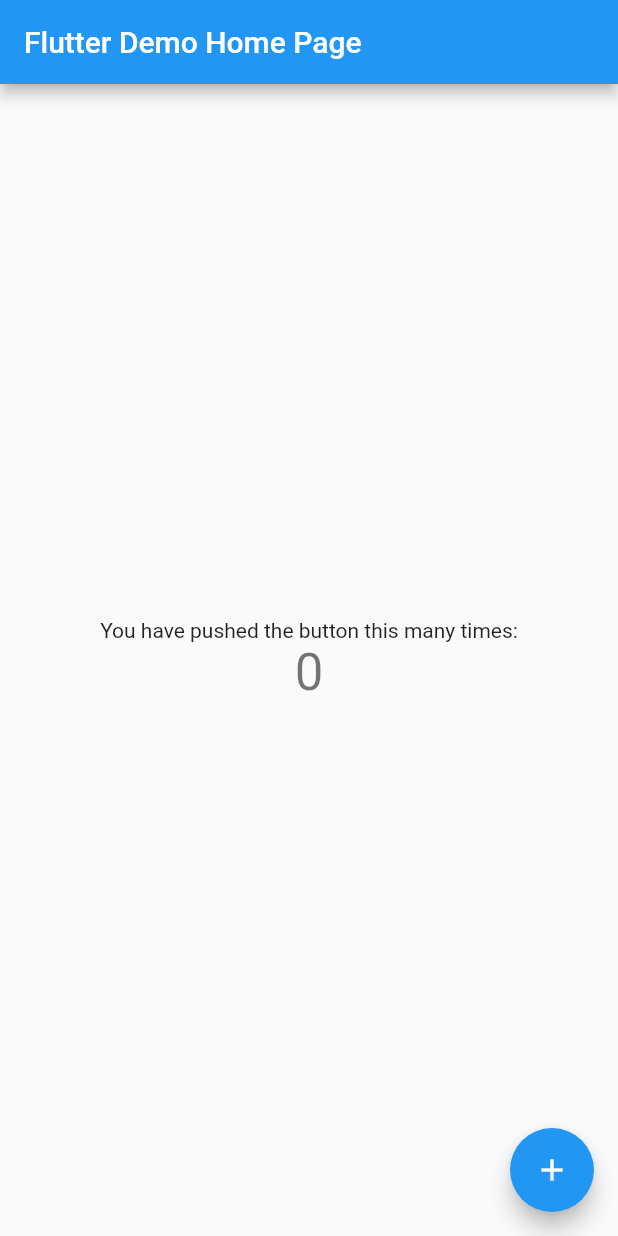
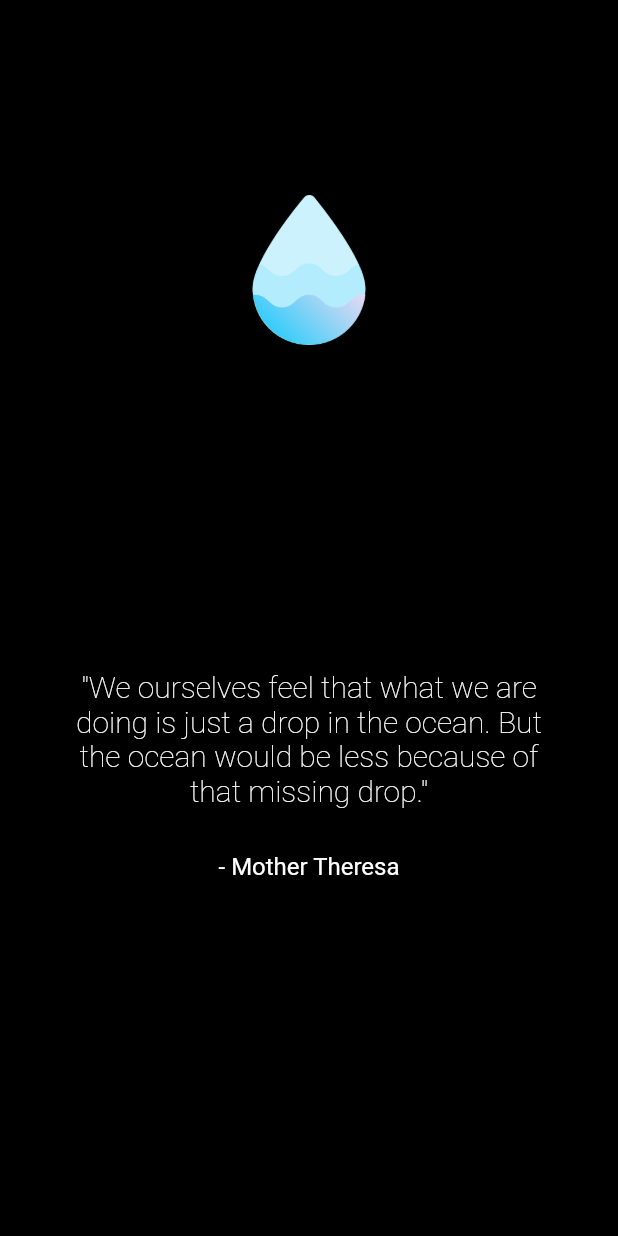
Before and after one commit to thank-tank/mobile, a Flutter app: the screen it shows after launch, on a phone screen of 412 x 824 dp. Run offline on Flutter 3.47's test engine with Material 2 defaults, Android fonts, the phone set to English and light mode, and no system bars.

Commit message:
basic user auth, user onboarding, default home screen view configured

```diff
--- a/lib/main.dart
+++ b/lib/main.dart
@@ -1,117 +1,16 @@
 import 'package:flutter/material.dart';
+import 'package:swim/src/onboard/welcome.dart';
+import 'package:swim/src/utils/constants.dart';
 
 void main() {
-  runApp(MyApp());
+  runApp(
+    MaterialApp(
+      debugShowCheckedModeBanner: false,
+      theme: defaultTheme,
+      initialRoute: '/',
+      routes: {
+        '/': (context) => Welcome(),
+      }
+    )
+  );
 }
-
-class MyApp extends StatelessWidget {
-  // This widget is the root of your application.
-  @override
-  Widget build(BuildContext context) {
-    return MaterialApp(
-      title: 'Flutter Demo',
-      theme: ThemeData(
-        // This is the theme of your application.
-        //
-        // Try running your application with "flutter run". You'll see the
-        // application has a blue toolbar. Then, without quitting the app, try
-        // changing the primarySwatch below to Colors.green and then invoke
-        // "hot reload" (press "r" in the console where you ran "flutter run",
-        // or simply save your changes to "hot reload" in a Flutter IDE).
-        // Notice that the counter didn't reset back to zero; the application
-        // is not restarted.
-        primarySwatch: Colors.blue,
-        // This makes the visual density adapt to the platform that you run
-        // the app on. For desktop platforms, the controls will be smaller and
-        // closer together (more dense) than on mobile platforms.
-        visualDensity: VisualDensity.adaptivePlatformDensity,
-      ),
-      home: MyHomePage(title: 'Flutter Demo Home Page'),
-    );
-  }
-}
-
-class MyHomePage extends StatefulWidget {
-  MyHomePage({Key key, this.title}) : super(key: key);
-
-  // This widget is the home page of your application. It is stateful, meaning
-  // that it has a State object (defined below) that contains fields that affect
-  // how it looks.
-
-  // This class is the configuration for the state. It holds the values (in this
-  // case the title) provided by the parent (in this case the App widget) and
-  // used by the build method of the State. Fields in a Widget subclass are
-  // always marked "final".
-
-  final String title;
-
-  @override
-  _MyHomePageState createState() => _MyHomePageState();
-}
-
-class _MyHomePageState extends State<MyHomePage> {
-  int _counter = 0;
-
-  void _incrementCounter() {
-    setState(() {
-      // This call to setState tells the Flutter framework that something has
-      // changed in this State, which causes it to rerun the build method below
-      // so that the display can reflect the updated values. If we changed
-      // _counter without calling setState(), then the build method would not be
-      // called again, and so nothing would appear to happen.
-      _counter++;
-    });
-  }
-
-  @override
-  Widget build(BuildContext context) {
-    // This method is rerun every time setState is called, for instance as done
-    // by the _incrementCounter method above.
-    //
-    // The Flutter framework has been optimized to make rerunning build methods
-    // fast, so that you can just rebuild anything that needs updating rather
-    // than having to individually change instances of widgets.
-    return Scaffold(
-      appBar: AppBar(
-        // Here we take the value from the MyHomePage object that was created by
-        // the App.build method, and use it to set our appbar title.
-        title: Text(widget.title),
-      ),
-      body: Center(
-        // Center is a layout widget. It takes a single child and positions it
-        // in the middle of the parent.
-        child: Column(
-          // Column is also a layout widget. It takes a list of children and
-          // arranges them vertically. By default, it sizes itself to fit its
-          // children horizontally, and tries to be as tall as its parent.
-          //
-          // Invoke "debug painting" (press "p" in the console, choose the
-          // "Toggle Debug Paint" action from the Flutter Inspector in Android
-          // Studio, or the "Toggle Debug Paint" command in Visual Studio Code)
-          // to see the wireframe for each widget.
-          //
-          // Column has various properties to control how it sizes itself and
-          // how it positions its children. Here we use mainAxisAlignment to
-          // center the children vertically; the main axis here is the vertical
-          // axis because Columns are vertical (the cross axis would be
-          // horizontal).
-          mainAxisAlignment: MainAxisAlignment.center,
-          children: <Widget>[
-            Text(
-              'You have pushed the button this many times:',
-            ),
-            Text(
-              '$_counter',
-              style: Theme.of(context).textTheme.headline4,
-            ),
-          ],
-        ),
-      ),
-      floatingActionButton: FloatingActionButton(
-        onPressed: _incrementCounter,
-        tooltip: 'Increment',
-        child: Icon(Icons.add),
-      ), // This trailing comma makes auto-formatting nicer for build methods.
-    );
-  }
-}
--- /dev/null
+++ b/lib/src/onboard/welcome.dart
@@ -0,0 +1,52 @@
+import 'package:flutter/material.dart';
+import 'package:swim/src/onboard/auth.dart';
+
+class Welcome extends StatefulWidget {
+  Welcome();
+
+  @override
+  _WelcomeState createState() => _WelcomeState();
+}
+
+class _WelcomeState extends State<Welcome> {
+  @override
+  Widget build(BuildContext context) {
+    return Scaffold(
+      resizeToAvoidBottomInset: false,
+      body: GestureDetector(
+        onTap: () {
+          Navigator.push(
+              context, MaterialPageRoute(builder: (context) => Auth()));
+        },
+        child: Container(
+          color: Theme.of(context).backgroundColor,
+          padding: const EdgeInsets.fromLTRB(50, 100, 50, 20),
+          child: Column(
+            crossAxisAlignment: CrossAxisAlignment.stretch,
+            children: [
+              Container(
+                  height: 100,
+                  margin: EdgeInsets.fromLTRB(0, 30, 0, 0),
+                  child: Image(image: AssetImage('assets/img/water.png'))),
+              Spacer(),
+              Text(
+                '"We ourselves feel that what we are doing is just a drop in the ocean. But the ocean would be less because of that missing drop."',
+                textAlign: TextAlign.center,
+                style: Theme.of(context).textTheme.headline1,
+              ),
+              SizedBox(
+                height: 30,
+              ),
+              Text(
+                "- Mother Theresa",
+                textAlign: TextAlign.center,
+                style: Theme.of(context).textTheme.headline2,
+              ),
+              Spacer(),
+            ],
+          ),
+        ),
+      ),
+    );
+  }
+}
```
Also changed, not shown: lib/src/onboard/auth.dart (added, +136 -0 lines), lib/src/onboard/home.dart (added, +86 -0 lines), lib/src/utils/alerts.dart (added, +39 -0 lines), lib/src/utils/constants.dart (added, +25 -0 lines), lib/src/widgets/homeFeed.dart (added, +23 -0 lines), lib/src/widgets/userProfile.dart (added, +23 -0 lines), pubspec.yaml (+5 -58 lines), assets/img/water.png (added), pubspec.lock, 6 other files.
